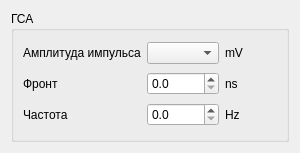
Old version of the form ui/GSA/GSAUIDesign.ui in the repository AVSidorov/FT2SXR.
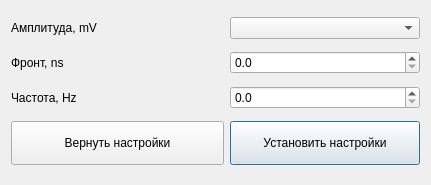
New version of the form.

Diff of the .ui file:
```diff
--- a/ui/GSA/GSAUIDesign.ui
+++ b/ui/GSA/GSAUIDesign.ui
@@ -6,8 +6,8 @@
    <rect>
     <x>0</x>
     <y>0</y>
-    <width>300</width>
-    <height>153</height>
+    <width>431</width>
+    <height>185</height>
    </rect>
   </property>
   <property name="sizePolicy">
@@ -25,69 +25,53 @@
   <property name="windowTitle">
    <string>GSA</string>
   </property>
-  <layout class="QVBoxLayout" name="verticalLayout">
-   <property name="sizeConstraint">
-    <enum>QLayout::SetMaximumSize</enum>
-   </property>
-   <item>
-    <widget class="QGroupBox" name="groupBox">
-     <property name="title">
-      <string>ГСА</string>
-     </property>
      <layout class="QGridLayout" name="gridLayout">
-      <item row="0" column="0">
-       <widget class="QLabel" name="amplitude_label">
-        <property name="text">
-         <string>Амплитуда импульса</string>
-        </property>
-       </widget>
-      </item>
-      <item row="0" column="1">
-       <widget class="QComboBox" name="amp_comboBox"/>
-      </item>
-      <item row="0" column="2">
-       <widget class="QLabel" name="amp_type_label">
-        <property name="text">
-         <string>mV</string>
-        </property>
-       </widget>
-      </item>
-      <item row="1" column="0">
-       <widget class="QLabel" name="edge_label">
-        <property name="text">
-         <string>Фронт</string>
-        </property>
-       </widget>
-      </item>
-      <item row="1" column="2">
-       <widget class="QLabel" name="edge_type_label">
+   <item row="3" column="0" colspan="2">
+    <widget class="QPushButton" name="return_pushButton">
+     <property name="minimumSize">
+      <size>
+       <width>190</width>
+       <height>44</height>
+      </size>
+     </property>
+     <property name="font">
+      <font>
+       <pointsize>9</pointsize>
+      </font>
+     </property>
+     <property name="cursor">
+      <cursorShape>PointingHandCursor</cursorShape>
+     </property>
         <property name="text">
-         <string>ns</string>
+      <string>Вернуть настройки</string>
         </property>
        </widget>
       </item>
-      <item row="2" column="0">
-       <widget class="QLabel" name="freq_label">
+   <item row="3" column="2">
+    <widget class="QPushButton" name="install_pushButton">
+     <property name="minimumSize">
+      <size>
+       <width>190</width>
+       <height>44</height>
+      </size>
+     </property>
+     <property name="font">
+      <font>
+       <pointsize>9</pointsize>
+      </font>
+     </property>
+     <property name="cursor">
+      <cursorShape>PointingHandCursor</cursorShape>
+     </property>
         <property name="text">
-         <string>Частота</string>
+      <string>Установить настройки</string>
+     </property>
+     <property name="default">
+      <bool>true</bool>
         </property>
        </widget>
       </item>
       <item row="2" column="2">
-       <widget class="QLabel" name="freq_type_label">
-        <property name="text">
-         <string>Hz</string>
-        </property>
-       </widget>
-      </item>
-      <item row="1" column="1">
-       <widget class="QDoubleSpinBox" name="edge_doubleSpinBox">
-        <property name="decimals">
-         <number>1</number>
-        </property>
-       </widget>
-      </item>
-      <item row="2" column="1">
        <widget class="QDoubleSpinBox" name="frequency_doubleSpinBox">
         <property name="decimals">
          <number>1</number>
@@ -97,7 +81,35 @@
         </property>
        </widget>
       </item>
-     </layout>
+   <item row="2" column="0" colspan="2">
+    <widget class="QLabel" name="freq_label">
+     <property name="text">
+      <string>Частота, Hz</string>
+     </property>
+    </widget>
+   </item>
+   <item row="1" column="2">
+    <widget class="QDoubleSpinBox" name="edge_doubleSpinBox">
+     <property name="decimals">
+      <number>1</number>
+     </property>
+    </widget>
+   </item>
+   <item row="1" column="0" colspan="2">
+    <widget class="QLabel" name="edge_label">
+     <property name="text">
+      <string>Фронт, ns</string>
+     </property>
+    </widget>
+   </item>
+   <item row="0" column="2">
+    <widget class="QComboBox" name="amp_comboBox"/>
+   </item>
+   <item row="0" column="0" colspan="2">
+    <widget class="QLabel" name="amplitude_label">
+     <property name="text">
+      <string>Амплитуда, mV</string>
+     </property>
     </widget>
    </item>
   </layout>
```
Lines whose indentation alone changed are shown as unchanged.
